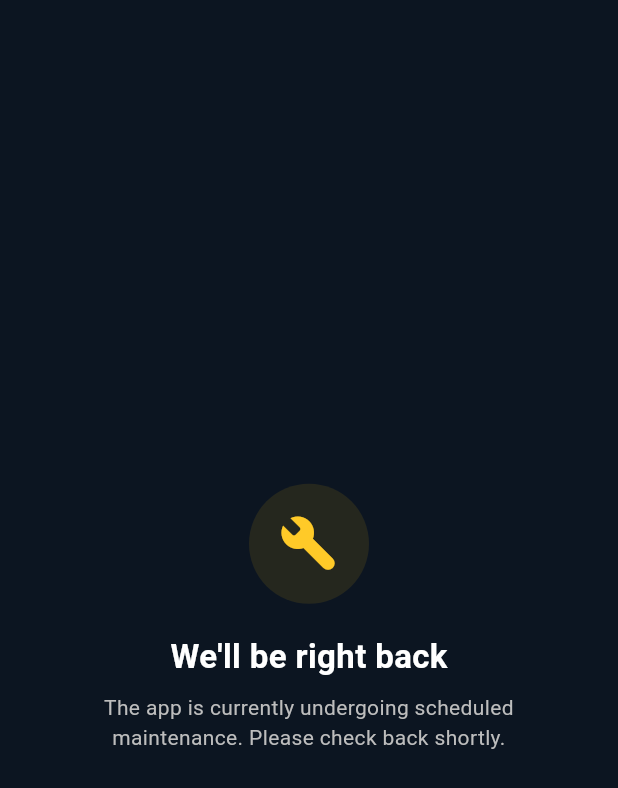
After one commit to itsdeekshit098/mobile-sslogistics, a Flutter app: the MaintenanceScreen screen opened by its route, on a phone screen of 412 x 824 dp. The commit adds this screen. Shown: the top 788 px of the screen. Run offline on Flutter 3.47's test engine with Material 3 defaults, Android fonts, the phone set to English and light mode, and no system bars; our stand-ins replace cookie_jar, dio, dio_cookie_manager, file_picker, flutter_riverpod, flutter_secure_storage and 2 more; missing offline and left inert: file_saver; accounts and stored records are empty; network calls fail.

Commit message:
feat: maintainence mode

```diff
--- a/lib/core/constants/api_constants.dart
+++ b/lib/core/constants/api_constants.dart
@@ -21,4 +21,7 @@ class ApiConstants {
   static const String vehicleOwners = '/api/vehicle-owners';
   static const String drivers = '/api/drivers';
   static const String dieselRecords = '/api/diesel-records';
+
+  // ── System ────────────────────────────────────────────────────────────────
+  static const String maintenanceStream = '/api/system/maintenance-stream';
 }
--- a/lib/core/router/app_router.dart
+++ b/lib/core/router/app_router.dart
@@ -6,17 +6,21 @@ import '../../features/auth/providers/auth_provider.dart';
 import '../../features/auth/screens/login_screen.dart';
 import '../../features/dashboard/screens/dashboard_screen.dart';
 import '../../features/diesel/screens/diesel_list_screen.dart';
+import '../../features/system/providers/maintenance_provider.dart';
+import '../../features/system/screens/maintenance_screen.dart';
 import '../../features/vehicles/screens/vehicles_screen.dart';
 
-/// Bridges Riverpod auth state changes to GoRouter's Listenable refresh.
-class _AuthStateListener extends ChangeNotifier {
-  _AuthStateListener(Ref ref) {
+/// Bridges Riverpod auth + maintenance state changes to GoRouter's
+/// Listenable refresh.
+class _AppStateListener extends ChangeNotifier {
+  _AppStateListener(Ref ref) {
     ref.listen(authProvider, (_, _) => notifyListeners());
+    ref.listen(maintenanceStatusProvider, (_, _) => notifyListeners());
   }
 }
 
 final routerProvider = Provider<GoRouter>((ref) {
-  final listener = _AuthStateListener(ref);
+  final listener = _AppStateListener(ref);
 
   return GoRouter(
     initialLocation: '/dashboard',
@@ -28,7 +32,19 @@ final routerProvider = Provider<GoRouter>((ref) {
       if (authState.isLoading) return null;
 
       final isAuthenticated = authState.valueOrNull != null;
+      final isAdmin = authState.valueOrNull?.isAdmin ?? false;
       final isOnLogin = state.matchedLocation == '/login';
+      final isOnMaintenance = state.matchedLocation == '/maintenance';
+
+      // Maintenance mode blocks everyone but admins, in place, regardless
+      // of what screen they're on — checked ahead of the normal auth gate.
+      final maintenance = ref.read(maintenanceStatusProvider);
+      if (maintenance.maintenanceMode && !isAdmin) {
+        return isOnMaintenance ? null : '/maintenance';
+      }
+      if (isOnMaintenance) {
+        return isAuthenticated ? '/dashboard' : '/login';
+      }
 
       if (!isAuthenticated && !isOnLogin) return '/login';
       if (isAuthenticated && isOnLogin) return '/dashboard';
@@ -36,6 +52,11 @@ final routerProvider = Provider<GoRouter>((ref) {
     },
     routes: [
       GoRoute(path: '/login', builder: (context, state) => const LoginScreen()),
+      GoRoute(
+        path: '/maintenance',
+        builder: (context, state) =>
+            MaintenanceScreen(message: ref.read(maintenanceStatusProvider).message),
+      ),
       GoRoute(
         path: '/dashboard',
         builder: (context, state) => const DashboardScreen(),
--- /dev/null
+++ b/lib/features/system/screens/maintenance_screen.dart
@@ -0,0 +1,51 @@
+import 'package:flutter/material.dart';
+
+class MaintenanceScreen extends StatelessWidget {
+  final String? message;
+
+  const MaintenanceScreen({super.key, this.message});
+
+  @override
+  Widget build(BuildContext context) {
+    return Scaffold(
+      backgroundColor: const Color(0xFF0C1521),
+      body: SafeArea(
+        child: Center(
+          child: Padding(
+            padding: const EdgeInsets.all(24),
+            child: Column(
+              mainAxisSize: MainAxisSize.min,
+              children: [
+                Container(
+                  padding: const EdgeInsets.all(20),
+                  decoration: BoxDecoration(
+                    color: Colors.amber.withOpacity(0.1),
+                    shape: BoxShape.circle,
+                  ),
+                  child: Icon(Icons.build_rounded,
+                      size: 40, color: Colors.amber.shade400),
+                ),
+                const SizedBox(height: 20),
+                const Text(
+                  "We'll be right back",
+                  style: TextStyle(
+                    color: Colors.white,
+                    fontSize: 22,
+                    fontWeight: FontWeight.w600,
+                  ),
+                ),
+                const SizedBox(height: 8),
+                Text(
+                  message ??
+                      'The app is currently undergoing scheduled maintenance. Please check back shortly.',
+                  textAlign: TextAlign.center,
+                  style: TextStyle(color: Colors.grey.shade400, fontSize: 14),
+                ),
+              ],
+            ),
+          ),
+        ),
+      ),
+    );
+  }
+}
```
Also changed, not shown: lib/core/network/dio_client.dart (+15 -0 lines), lib/features/system/data/maintenance_stream_service.dart (added, +79 -0 lines), lib/features/system/models/maintenance_status.dart (added, +13 -0 lines), lib/features/system/providers/maintenance_provider.dart (added, +33 -0 lines).
